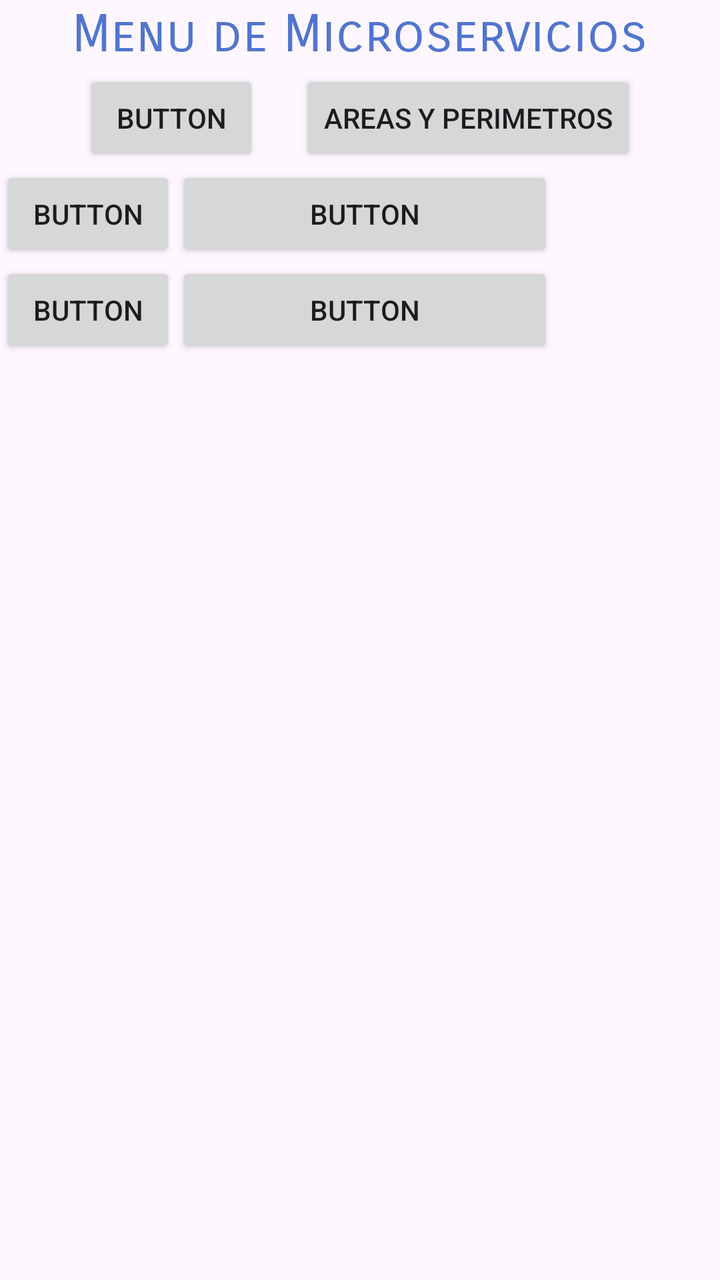
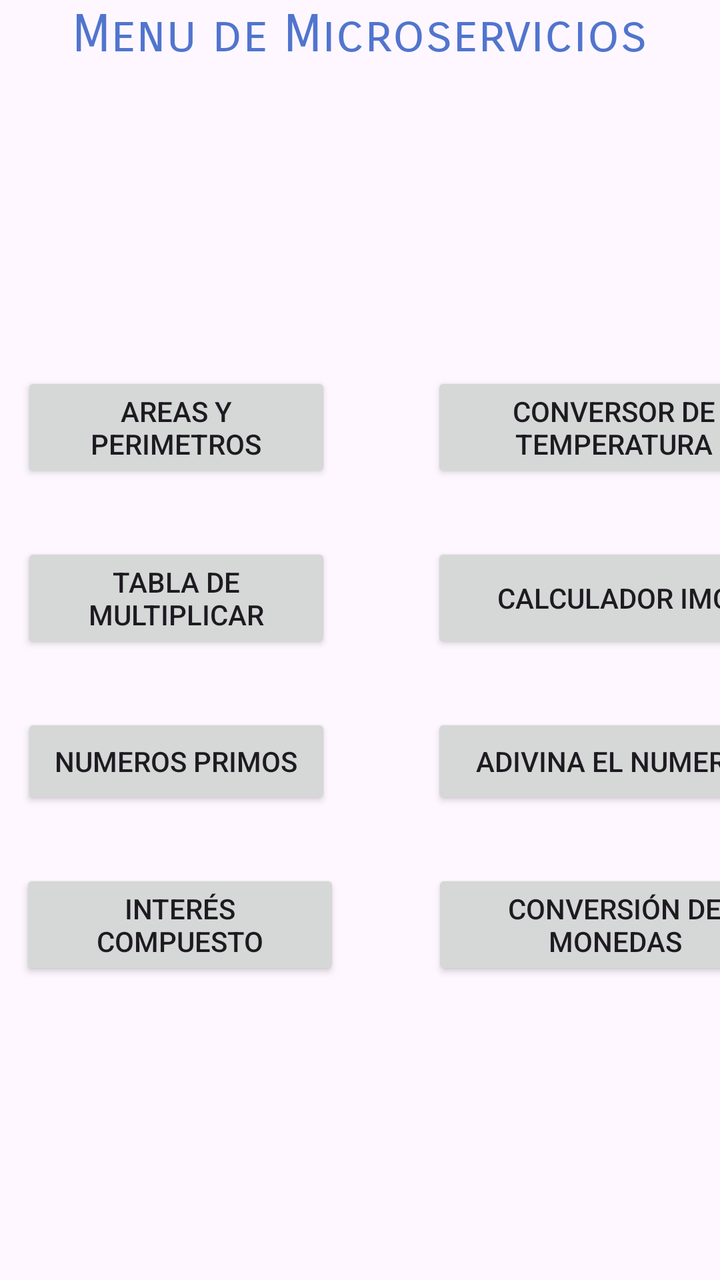

Compare the two renders of this Android layout. The source of the first and the diff that turns it into the second are given below.
<!-- AndroidManifest.xml: application theme Theme.Interfaz_to_microservicios -->
<!-- res/layout/activity_main.xml -->
<?xml version="1.0" encoding="utf-8"?>
<androidx.constraintlayout.widget.ConstraintLayout xmlns:android="http://schemas.android.com/apk/res/android"
    xmlns:app="http://schemas.android.com/apk/res-auto"
    xmlns:tools="http://schemas.android.com/tools"
    android:id="@+id/main"
    android:layout_width="match_parent"
    android:layout_height="wrap_content"
    tools:context=".MainActivity">


    <LinearLayout
        android:id="@+id/linearLayout2"
        android:layout_width="match_parent"
        android:layout_height="35dp"
        android:layout_margin="10dp"
        android:gravity="center"
        android:orientation="vertical"
        tools:layout_editor_absoluteX="9dp"
        tools:layout_editor_absoluteY="31dp">

        <TextView
            android:layout_width="wrap_content"
            android:layout_height="wrap_content"
            android:fontFamily="sans-serif-smallcaps"
            android:text="@string/menu_microservicios"
            android:textColor="#FE5074CE"
            android:textSize="26sp"
            android:typeface="sans" />
    </LinearLayout>

    <TableLayout
        android:layout_width="match_parent"
        android:layout_height="603dp"
        app:layout_constraintTop_toBottomOf="@+id/linearLayout2"
        tools:layout_editor_absoluteX="16dp">

        <TableRow
            android:layout_width="match_parent"
            android:layout_height="15dp"
            android:gravity="center">

            <Button
                android:id="@+id/button2"
                android:layout_width="wrap_content"
                android:layout_height="wrap_content"
                android:text="Button" />

            <Button
                android:id="@+id/button"
                android:layout_width="wrap_content"
                android:layout_height="wrap_content"
                android:layout_marginStart="20dp"
                android:text="@string/Calcuperimetro" />
        </TableRow>

        <TableRow
            android:layout_width="match_parent"
            android:layout_height="match_parent">

            <Button
                android:id="@+id/button3"
                android:layout_width="wrap_content"
                android:layout_height="wrap_content"
                android:text="Button" />

            <Button
                android:id="@+id/button4"
                android:layout_width="wrap_content"
                android:layout_height="wrap_content"
                android:text="Button" />
        </TableRow>

        <TableRow
            android:layout_width="match_parent"
            android:layout_height="match_parent">

        </TableRow>

        <TableRow
            android:layout_width="match_parent"
            android:layout_height="131dp">

            <Button
                android:id="@+id/button5"
                android:layout_width="wrap_content"
                android:layout_height="wrap_content"
                android:text="Button" />

            <Button
                android:id="@+id/button6"
                android:layout_width="wrap_content"
                android:layout_height="wrap_content"
                android:text="Button" />
        </TableRow>
    </TableLayout>

</androidx.constraintlayout.widget.ConstraintLayout>
<!-- resources referenced by this layout -->
<resources>
  <string name="Calcuperimetro">Areas y Perimetros</string>
  <string name="menu_microservicios">Menu de Microservicios</string>
  <style name="Theme.Interfaz_to_microservicios" parent="Base.Theme.Interfaz_to_microservicios" />
  <style name="Base.Theme.Interfaz_to_microservicios" parent="Theme.Material3.DayNight.NoActionBar">
          
          
      </style>
</resources>

<!-- the commit's change to res/layout/activity_main.xml (unified diff, before → after) -->
@@ -15,8 +15,8 @@
         android:layout_margin="10dp"
         android:gravity="center"
         android:orientation="vertical"
-        tools:layout_editor_absoluteX="9dp"
-        tools:layout_editor_absoluteY="31dp">
+        tools:layout_editor_absoluteX="33dp"
+        tools:layout_editor_absoluteY="16dp">
 
         <TextView
             android:layout_width="wrap_content"
@@ -29,68 +29,119 @@
     </LinearLayout>
 
     <TableLayout
-        android:layout_width="match_parent"
-        android:layout_height="603dp"
+        android:layout_width="409dp"
+        android:layout_height="484dp"
+        android:layout_marginTop="64dp"
+        app:layout_constraintBottom_toBottomOf="parent"
         app:layout_constraintTop_toBottomOf="@+id/linearLayout2"
-        tools:layout_editor_absoluteX="16dp">
+        app:layout_constraintVertical_bias="1.0"
+        tools:layout_editor_absoluteX="1dp">
 
         <TableRow
             android:layout_width="match_parent"
-            android:layout_height="15dp"
+            android:layout_height="65dp"
+            android:layout_marginTop="30dp"
             android:gravity="center">
 
             <Button
-                android:id="@+id/button2"
-                android:layout_width="wrap_content"
-                android:layout_height="wrap_content"
-                android:text="Button" />
+                android:id="@+id/button"
+                android:layout_width="155dp"
+                android:layout_height="match_parent"
+                android:layout_marginStart="30dp"
+                android:layout_marginEnd="30dp"
+                android:text="@string/Calcuperimetro" />
 
             <Button
-                android:id="@+id/button"
-                android:layout_width="wrap_content"
-                android:layout_height="wrap_content"
+                android:id="@+id/button2"
+                android:layout_width="183dp"
+                android:layout_height="match_parent"
                 android:layout_marginStart="20dp"
-                android:text="@string/Calcuperimetro" />
+                android:layout_marginEnd="30dp"
+                android:text="Conversor de temperatura" />
         </TableRow>
 
         <TableRow
             android:layout_width="match_parent"
-            android:layout_height="match_parent">
+            android:layout_height="60dp"
+            android:layout_marginTop="30dp"
+            android:gravity="center">
 
             <Button
                 android:id="@+id/button3"
-                android:layout_width="wrap_content"
+                android:layout_width="95dp"
                 android:layout_height="wrap_content"
-                android:text="Button" />
+                android:layout_marginStart="30dp"
+                android:layout_marginEnd="30dp"
+                android:text="Tabla de Multiplicar" />
 
             <Button
-                android:id="@+id/button4"
-                android:layout_width="wrap_content"
-                android:layout_height="wrap_content"
-                android:text="Button" />
-        </TableRow>
-
-        <TableRow
-            android:layout_width="match_parent"
-            android:layout_height="match_parent">
+                android:id="@+id/button7"
+                android:layout_width="148dp"
+                android:layout_height="match_parent"
+                android:layout_marginStart="20dp"
+                android:layout_marginEnd="30dp"
+                android:text="Calculador IMC" />
 
         </TableRow>
 
         <TableRow
             android:layout_width="match_parent"
-            android:layout_height="131dp">
+            android:layout_height="match_parent"
+            android:layout_marginTop="30dp"
+            android:gravity="center">
 
             <Button
                 android:id="@+id/button5"
-                android:layout_width="wrap_content"
-                android:layout_height="wrap_content"
-                android:text="Button" />
+                android:layout_width="145dp"
+                android:layout_height="match_parent"
+                android:layout_marginStart="30dp"
+                android:layout_marginEnd="30dp"
+                android:text="Numeros Primos" />
 
             <Button
                 android:id="@+id/button6"
-                android:layout_width="wrap_content"
-                android:layout_height="wrap_content"
-                android:text="Button" />
+                android:layout_width="181dp"
+                android:layout_height="match_parent"
+                android:layout_marginStart="20dp"
+                android:layout_marginEnd="30dp"
+                android:text="Adivina el Numero " />
+
+            <LinearLayout
+                android:layout_width="match_parent"
+                android:layout_height="match_parent"
+                android:orientation="horizontal"></LinearLayout>
+        </TableRow>
+
+        <TableRow
+            android:layout_width="match_parent"
+            android:layout_height="match_parent"
+            android:layout_marginTop="30dp">
+
+            <LinearLayout
+                android:layout_width="212dp"
+                android:layout_height="match_parent"
+                android:orientation="horizontal">
+
+                <Button
+                    android:id="@+id/button14"
+                    android:layout_width="150dp"
+                    android:layout_height="match_parent"
+                    android:layout_marginStart="10dp"
+                    android:layout_marginEnd="45dp"
+                    android:layout_weight="1"
+                    android:text="Interés Compuesto" />
+
+            </LinearLayout>
+
+            <Button
+                android:id="@+id/button15"
+                android:layout_width="87dp"
+                android:layout_height="match_parent"
+                android:layout_marginStart="1dp"
+                android:layout_marginEnd="10dp"
+                android:layout_weight="1"
+                android:text="Conversión de Monedas" />
+
         </TableRow>
     </TableLayout>
 
